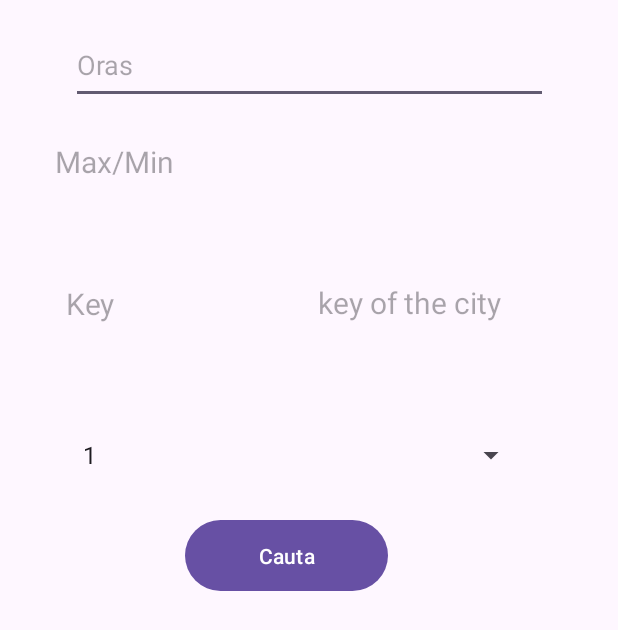
After one commit to eduardscutariu/Scutariu_Eduard_ActivitateDAM2024, an Android app: the Vremea screen opened directly, with no data from a screen before it, on a phone screen of 412 x 824 dp. The commit adds this screen. Shown: the top 630 px of the screen. Run offline under Robolectric (Android 15) with nearby library versions, the phone set to English and light mode, and no system bars; network calls fail.

Commit message:
seminar9-complet

```diff
--- a/seminar4/app/src/main/AndroidManifest.xml
+++ b/seminar4/app/src/main/AndroidManifest.xml
@@ -13,7 +13,11 @@
         android:roundIcon="@mipmap/ic_launcher_round"
         android:supportsRtl="true"
         android:theme="@style/Theme.Seminar4"
+        android:usesCleartextTraffic="true"
         tools:targetApi="31">
+        <activity
+            android:name=".Vremea"
+            android:exported="false" />
         <activity
             android:name=".WebViewActivity"
             android:exported="false" />
--- /dev/null
+++ b/seminar4/app/src/main/res/layout/activity_vremea.xml
@@ -0,0 +1,96 @@
+<?xml version="1.0" encoding="utf-8"?>
+<androidx.constraintlayout.widget.ConstraintLayout xmlns:android="http://schemas.android.com/apk/res/android"
+    xmlns:app="http://schemas.android.com/apk/res-auto"
+    xmlns:tools="http://schemas.android.com/tools"
+    android:id="@+id/main"
+    android:layout_width="match_parent"
+    android:layout_height="match_parent"
+    tools:context=".Vremea">
+
+    <EditText
+        android:id="@+id/editTextText"
+        android:layout_width="318dp"
+        android:layout_height="51dp"
+        android:ems="10"
+        android:hint="@string/oras"
+        android:inputType="text"
+        app:layout_constraintBottom_toBottomOf="parent"
+        app:layout_constraintEnd_toEndOf="parent"
+        app:layout_constraintStart_toStartOf="parent"
+        app:layout_constraintTop_toTopOf="parent"
+        app:layout_constraintVertical_bias="0.023" />
+
+    <Button
+        android:id="@+id/button5"
+        android:layout_width="135dp"
+        android:layout_height="55dp"
+        android:text="@string/cauta"
+        app:layout_constraintBottom_toBottomOf="parent"
+        app:layout_constraintEnd_toEndOf="parent"
+        app:layout_constraintHorizontal_bias="0.445"
+        app:layout_constraintStart_toStartOf="parent"
+        app:layout_constraintTop_toBottomOf="@+id/spinner"
+        app:layout_constraintVertical_bias="0.035" />
+
+    <TextView
+        android:id="@+id/textView4"
+        android:layout_width="176dp"
+        android:layout_height="51dp"
+        android:layout_marginEnd="24dp"
+        android:editable="false"
+        android:textSize="20sp"
+        android:hint="@string/key_of_the_city"
+        app:layout_constraintBottom_toBottomOf="parent"
+        app:layout_constraintEnd_toEndOf="parent"
+        app:layout_constraintTop_toBottomOf="@+id/textView6"
+        app:layout_constraintVertical_bias="0.052" />
+
+    <TextView
+        android:id="@+id/textView5"
+        android:layout_width="150dp"
+        android:layout_height="53dp"
+        android:enabled="false"
+        android:editable="false"
+        android:textSize="20sp"
+        android:text="@string/key"
+        app:layout_constraintBottom_toBottomOf="parent"
+        app:layout_constraintEnd_toStartOf="@+id/textView4"
+        app:layout_constraintHorizontal_bias="0.705"
+        app:layout_constraintStart_toStartOf="parent"
+        app:layout_constraintTop_toBottomOf="@+id/textView6"
+        app:layout_constraintVertical_bias="0.053" />
+
+    <TextView
+        android:id="@+id/textView6"
+        android:layout_width="339dp"
+        android:layout_height="62dp"
+        android:editable="false"
+        android:textSize="20sp"
+        android:hint="@string/max_min"
+        app:layout_constraintBottom_toBottomOf="parent"
+        app:layout_constraintEnd_toEndOf="parent"
+        app:layout_constraintStart_toStartOf="parent"
+        app:layout_constraintTop_toBottomOf="@+id/editTextText"
+        app:layout_constraintVertical_bias="0.036" />
+
+    <Spinner
+        android:id="@+id/spinner"
+        android:layout_width="304dp"
+        android:layout_height="48dp"
+        android:entries="@array/zile"
+        app:layout_constraintBottom_toBottomOf="parent"
+        app:layout_constraintEnd_toEndOf="parent"
+        app:layout_constraintHorizontal_bias="0.439"
+        app:layout_constraintStart_toStartOf="parent"
+        app:layout_constraintTop_toBottomOf="@+id/textView4"
+        app:layout_constraintVertical_bias="0.074" />
+
+    <ListView
+        android:id="@+id/listaZile"
+        android:layout_width="match_parent"
+        android:layout_height="345dp"
+        app:layout_constraintBottom_toBottomOf="parent"
+        app:layout_constraintStart_toStartOf="parent"
+        app:layout_constraintTop_toBottomOf="@+id/button5" />
+
+</androidx.constraintlayout.widget.ConstraintLayout>
--- a/seminar4/app/src/main/res/values/strings.xml
+++ b/seminar4/app/src/main/res/values/strings.xml
@@ -15,8 +15,21 @@
     <string name="adauga_elicopter">Adauga elicopter</string>
     <string name="lista_elicoptere">Lista elicoptere</string>
     <string name="imagini_elicoptere">Imagini elicoptere</string>
+    <string name="vremea">Vremea</string>
+    <string name="oras">Oras</string>
+    <string name="cauta">Cauta</string>
+    <string name="key">Key</string>
+    <string name="key_of_the_city">key of the city</string>
+    <string name="max_min">Max/Min</string>
     <string-array name="stare">
         <item>nou</item>
         <item>utilizat</item>
     </string-array>
+    <string-array name="zile">
+        <item>1</item>
+        <item>2</item>
+        <item>3</item>
+        <item>4</item>
+        <item>5</item>
+    </string-array>
 </resources>
```
Also changed, not shown: seminar4/app/src/main/java/com/example/seminar4/MainActivity.java (+9 -0 lines), seminar4/app/src/main/java/com/example/seminar4/TemperaturaAdapter.java (added, +89 -0 lines), seminar4/app/src/main/java/com/example/seminar4/Vremea.java (added, +169 -0 lines), seminar4/app/src/main/res/layout/activity_main.xml (+14 -4 lines), seminar4/app/src/main/res/layout/row_vreme.xml (added, +34 -0 lines).
